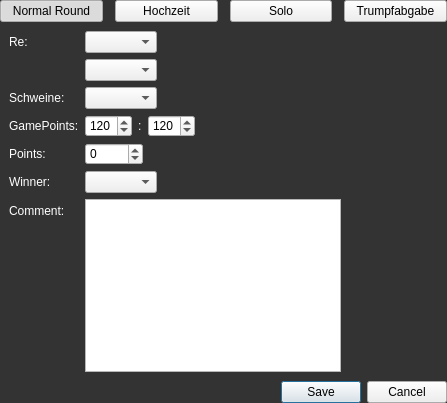
The window that src/ui/game/newrounddialog.ui (lbproductions/psnewmodel) describes before a commit, drawn with Qt 5.
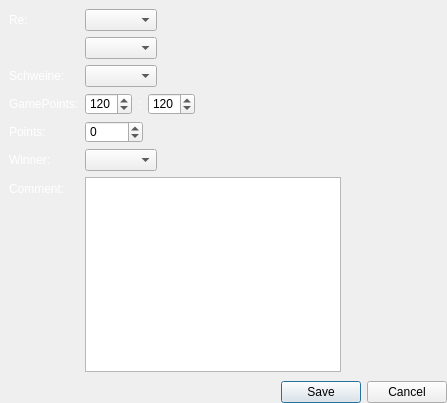
The same window after the commit. Custom widgets are drawn as their Qt base class.

Commit message: All dialogs now follow the new design. Much code cleaning.

Diff of the .ui file:
```diff
--- a/src/ui/game/newrounddialog.ui
+++ b/src/ui/game/newrounddialog.ui
@@ -1,10 +1,7 @@
 <?xml version="1.0" encoding="UTF-8"?>
 <ui version="4.0">
  <class>NewRoundDialog</class>
- <widget class="QDialog" name="NewRoundDialog">
-  <property name="windowModality">
-   <enum>Qt::NonModal</enum>
-  </property>
+ <widget class="QWidget" name="NewRoundDialog">
   <property name="geometry">
    <rect>
     <x>0</x>
@@ -21,12 +18,6 @@
 QDialog { background: rgb(51,51,51)}
 QCheckBox { color: white; }</string>
   </property>
-  <property name="sizeGripEnabled">
-   <bool>false</bool>
-  </property>
-  <property name="modal">
-   <bool>true</bool>
-  </property>
   <layout class="QVBoxLayout" name="verticalLayout">
    <property name="spacing">
     <number>0</number>
@@ -43,86 +34,6 @@
    <property name="bottomMargin">
     <number>0</number>
    </property>
-   <item>
-    <layout class="QHBoxLayout" name="horizontalLayoutButtons">
-     <property name="spacing">
-      <number>12</number>
-     </property>
-     <property name="leftMargin">
-      <number>0</number>
-     </property>
-     <property name="rightMargin">
-      <number>0</number>
-     </property>
-     <item>
-      <widget class="QPushButton" name="pushButtonNormal">
-       <property name="text">
-        <string>Normal Round</string>
-       </property>
-       <property name="checkable">
-        <bool>true</bool>
-       </property>
-       <property name="checked">
-        <bool>true</bool>
-       </property>
-       <property name="autoDefault">
-        <bool>false</bool>
-       </property>
-       <attribute name="buttonGroup">
-        <string notr="true">buttonGroup</string>
-       </attribute>
-      </widget>
-     </item>
-     <item>
-      <widget class="QPushButton" name="pushButtonHochzeit">
-       <property name="text">
-        <string>Hochzeit</string>
-       </property>
-       <property name="checkable">
-        <bool>true</bool>
-       </property>
-       <property name="autoDefault">
-        <bool>false</bool>
-       </property>
-       <attribute name="buttonGroup">
-        <string notr="true">buttonGroup</string>
-       </attribute>
-      </widget>
-     </item>
-     <item>
-      <widget class="QPushButton" name="pushButtonSolo">
-       <property name="text">
-        <string>Solo</string>
-       </property>
-       <property name="checkable">
-        <bool>true</bool>
-       </property>
-       <property name="autoDefault">
-        <bool>false</bool>
-       </property>
-       <attribute name="buttonGroup">
-        <string notr="true">buttonGroup</string>
-       </attribute>
-      </widget>
-     </item>
-     <item>
-      <widget class="QPushButton" name="pushButtonTrumpfabgabe">
-       <property name="text">
-        <string>Trumpfabgabe</string>
-       </property>
-       <property name="checkable">
-        <bool>true</bool>
-       </property>
-       <property name="autoDefault">
-        <bool>false</bool>
-       </property>
-       <attribute name="buttonGroup">
-        <string notr="true">buttonGroup</string>
-       </attribute>
-      </widget>
-     </item>
-    </layout>
-   </item>
    <item>
     <widget class="QStackedWidget" name="stackedWidget">
      <property name="currentIndex">
```
The commit also changes 31 other files.
